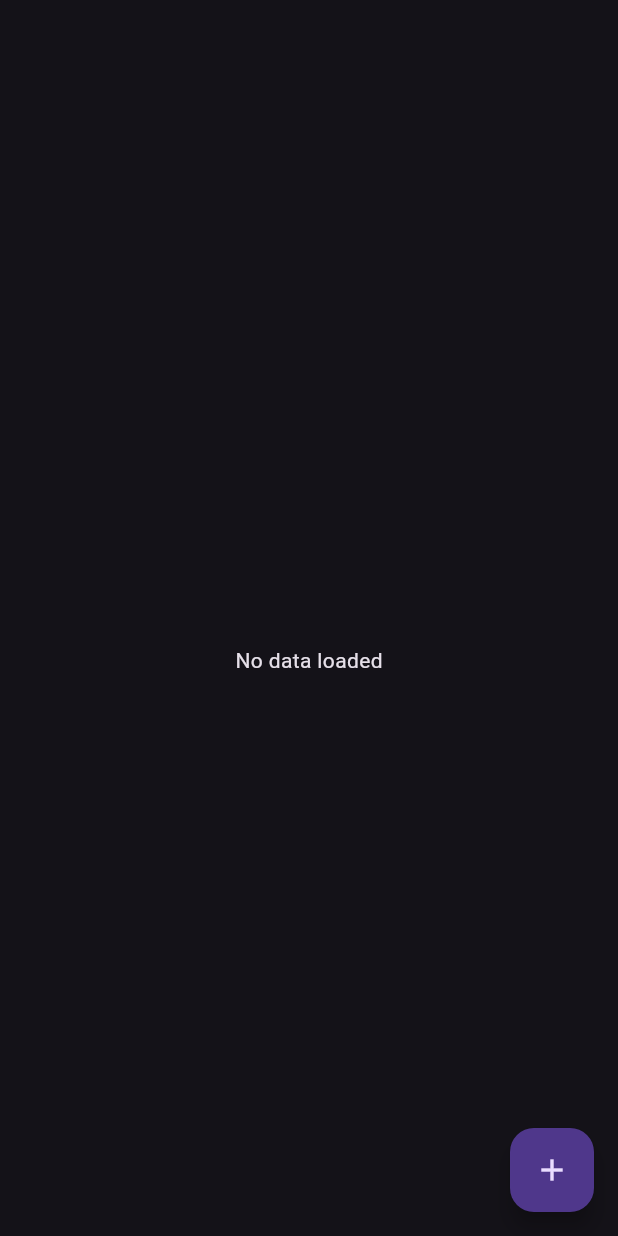
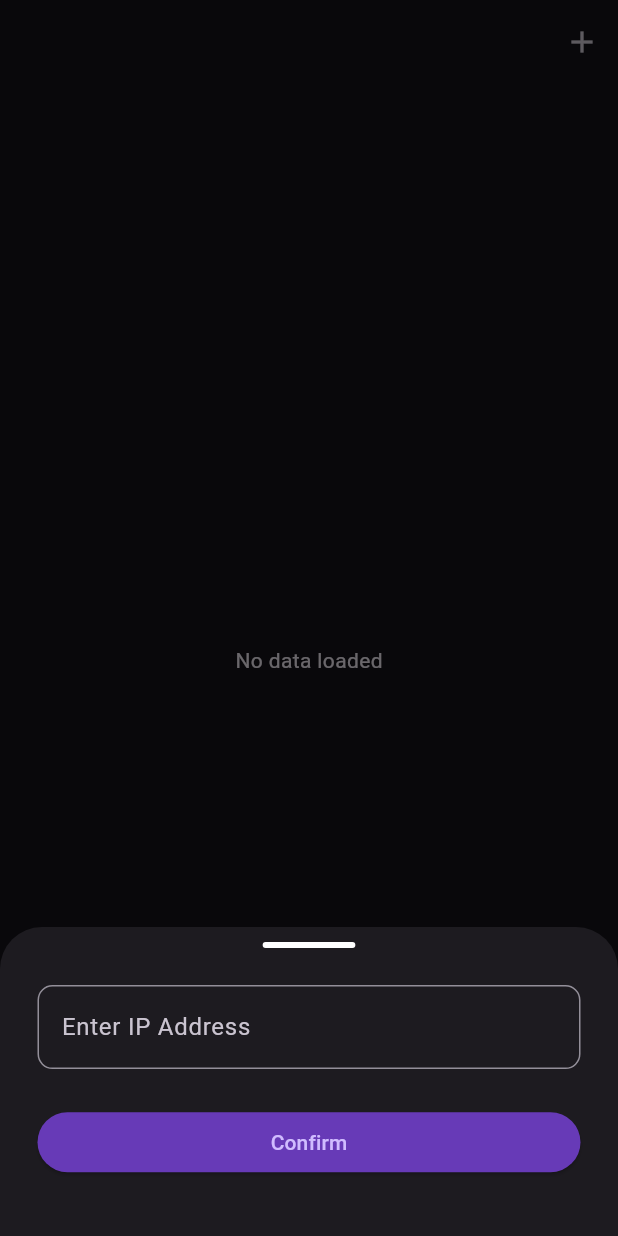
Before and after one commit to paraspithadiya10/localExcel, a Flutter app: the screen it shows after launch, after a tap on the "add" icon, on a phone screen of 412 x 824 dp. Run offline on Flutter 3.47's test engine with Material 3 defaults, Android fonts, the light colour scheme and no system bars; our stand-ins replace device_info_plus, file_picker, shared_preferences, sqflite; missing offline and left inert: excel, network_info_plus; accounts and stored records are empty.

Commit message:
send message to wifi connected devices dynamically

```diff
--- a/lib/screens/home_page.dart
+++ b/lib/screens/home_page.dart
@@ -6,6 +6,7 @@
 import 'package:flutter/material.dart';
 import 'package:localxcel/database/db_helper.dart';
 import 'package:network_info_plus/network_info_plus.dart';
+import 'package:shared_preferences/shared_preferences.dart';
 
 class HomePage extends StatefulWidget {
   const HomePage({super.key});
@@ -22,6 +23,8 @@
 
   final info = NetworkInfo();
   String? wifiIp = '';
+
+  String? ipAddress;
 
   String deviceBrand = '';
   String deviceModel = '';
@@ -114,13 +117,44 @@
     setState(() {});
   }
 
-  getWifiIp() async {
+  Future<void> getWifiIp() async {
+    try {
       wifiIp = await info.getWifiIP();
+      if (wifiIp == null || wifiIp!.isEmpty) {
+        debugPrint('WiFi IP is null or empty');
+        ScaffoldMessenger.of(context).showSnackBar(
+          const SnackBar(
+            backgroundColor: Colors.red,
+            content: Text(
+              'Please connect to WiFi network',
+              style: TextStyle(color: Colors.white),
+            ),
+          ),
+        );
+      } else {
+        debugPrint('WiFi IP obtained: $wifiIp');
+      }
+      setState(() {});
+    } catch (e) {
+      debugPrint('Error getting WiFi IP: $e');
+      ScaffoldMessenger.of(context).showSnackBar(
+        const SnackBar(
+          backgroundColor: Colors.red,
+          content: Text(
+            'Error getting WiFi IP. Please check WiFi connection',
+            style: TextStyle(color: Colors.white),
+          ),
+        ),
+      );
+    }
   }
 
   Future<void> boundUdpSocket() async {
-    if (wifiIp!.isNotEmpty || wifiIp != null) {
-      udpSocket = await RawDatagramSocket.bind("192.168.1.39", 5555);
+    if (wifiIp != null && wifiIp!.isNotEmpty) {
+      try {
+        // Validate IP address format before binding
+        final address = InternetAddress(wifiIp!);
+        udpSocket = await RawDatagramSocket.bind(address, 5555);
         udpSocket?.listen((RawSocketEvent event) {
           if (event == RawSocketEvent.read) {
             Datagram? datagram = udpSocket!.receive();
@@ -133,6 +167,9 @@
         });
         debugPrint(
             'UDP socket is bound to ${udpSocket!.address.address}:${udpSocket!.port}');
+      } catch (e) {
+        debugPrint('Invalid IP address format: $wifiIp');
+      }
     } else {
       debugPrint('Failed to get Wifi ip address');
     }
@@ -140,23 +177,42 @@
 
   @override
   void initState() {
-    getWifiIp();
+    super.initState();
+
+    getWifiIp().then((_) {
+      // Only bind UDP socket after getting WiFi IP
+      if (wifiIp != null && wifiIp!.isNotEmpty) {
         boundUdpSocket();
+      }
+    });
 
     getDeviceInfo();
-
     dbRef = DbHelper.getInstance;
     loadDataFromDB();
-
-    super.initState();
   }
 
   @override
   Widget build(BuildContext context) {
+    double height = MediaQuery.sizeOf(context).height;
+    double width = MediaQuery.sizeOf(context).width;
+
+    TextEditingController ipController = TextEditingController();
+
     return Scaffold(
       appBar: AppBar(
         title: Text('$deviceBrand $deviceModel'),
         centerTitle: true,
+        actions: [
+          IconButton(
+              onPressed: () {
+                showModalBottomSheet(
+                    context: context,
+                    builder: (context) {
+                      return ipBottomSheet(height, width, ipController);
+                    });
+              },
+              icon: Icon(Icons.add))
+        ],
       ),
       body: excelData.isEmpty
           ? const Center(
@@ -176,12 +232,38 @@
                       subtitle: Text(excelData[index][2]),
                       trailing: IconButton(
                           onPressed: () async {
+                            var sharedPref =
+                                await SharedPreferences.getInstance();
+                            ipAddress = sharedPref.getString("ipAddress");
+
+                            if (ipAddress == null || ipAddress!.isEmpty) {
+                              ScaffoldMessenger.of(context)
+                                  .showSnackBar(SnackBar(
+                                      backgroundColor: Colors.red,
+                                      content: Text(
+                                        "Please set receiver device's ip address from (+) button",
+                                        style: TextStyle(color: Colors.white),
+                                      )));
+                            } else {
+                              try {
+                                // Validate IP address format before sending
+                                final address = InternetAddress(ipAddress!);
                                 udpSocket?.send(
                                     '${excelData[index][1]} from : $deviceBrand $deviceModel'
                                         .codeUnits,
-                                InternetAddress("192.168.1.50"),
+                                    address,
                                     5555);
-                            debugPrint('message send successfully');
+                                debugPrint('message sent successfully');
+                              } catch (e) {
+                                ScaffoldMessenger.of(context)
+                                    .showSnackBar(SnackBar(
+                                        backgroundColor: Colors.red,
+                                        content: Text(
+                                          "Invalid IP address format",
+                                          style: TextStyle(color: Colors.white),
+                                        )));
+                              }
+                            }
                           },
                           icon: Icon(Icons.send)),
                     ),
@@ -197,4 +279,51 @@
       ),
     );
   }
+
+  Widget ipBottomSheet(
+    height,
+    width,
+    ipController,
+  ) {
+    return Container(
+      padding: EdgeInsets.only(left: 25, right: 25, top: 10),
+      height: height * 0.25 + MediaQuery.of(context).viewInsets.bottom,
+      width: width * 1.0,
+      decoration: BoxDecoration(borderRadius: BorderRadius.circular(25)),
+      child: Column(
+        mainAxisSize: MainAxisSize.min,
+        children: [
+          Container(
+            height: 4,
+            width: width * 0.15,
+            decoration: BoxDecoration(
+              borderRadius: BorderRadius.circular(10),
+              color: Colors.white,
+            ),
+          ),
+          SizedBox(height: height * 0.03),
+          TextFormField(
+            controller: ipController,
+            decoration: InputDecoration(
+                label: Text('Enter IP Address'),
+                border: OutlineInputBorder(
+                    borderRadius: BorderRadius.circular(10))),
+          ),
+          SizedBox(height: height * 0.03),
+          SizedBox(
+              width: double.maxFinite,
+              child: ElevatedButton(
+                  onPressed: () async {
+                    var sharedPref = await SharedPreferences.getInstance();
+                    await sharedPref.setString("ipAddress", ipController.text);
+                    Navigator.pop(context);
+                  },
+                  style: ButtonStyle(
+                      backgroundColor:
+                          WidgetStateProperty.all(Colors.deepPurple)),
+                  child: Text('Confirm')))
+        ],
+      ),
+    );
   }
+}
--- a/pubspec.yaml
+++ b/pubspec.yaml
@@ -41,6 +41,7 @@
   path_provider: ^2.1.5
   device_info_plus: ^11.3.3
   network_info_plus: ^6.1.3
+  shared_preferences: ^2.5.2
 
 dev_dependencies:
   flutter_test:
```
Also changed, not shown: pubspec.lock, 5 other files. Lines whose indentation alone changed are shown as unchanged.
